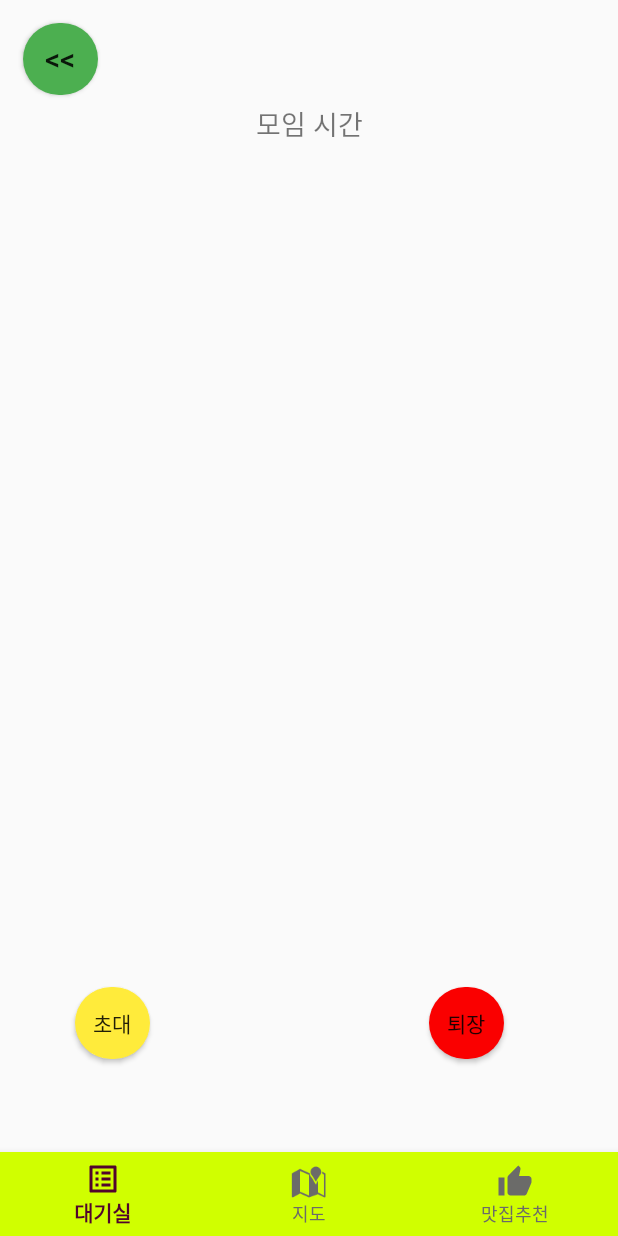
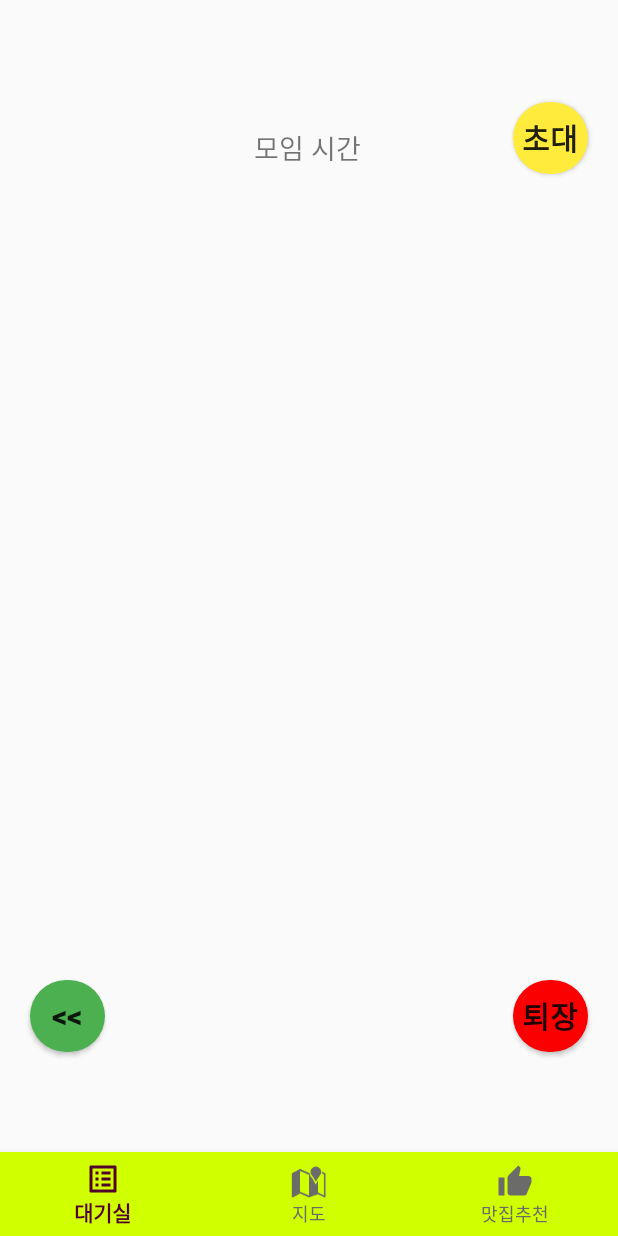
Before and after one commit to gofeel8/MeetingGround, an Android app: the RoomActivity screen opened directly, with no data from a screen before it, on a phone screen of 412 x 824 dp. Run offline under Robolectric (Android 15) with nearby library versions, the phone set to English and light mode, and no system bars; our stand-ins replace Firebase (no records; nobody signed in at launch, a user with empty details on screens opened directly); libraries missing offline, so code that uses them is left out: com.kakao.kakaolink, com.kakao.network; 2 statements that could not run were skipped.

```diff
--- a/AndroidStudioProjects/MeetingRound/app/src/main/res/layout/activity_room.xml
+++ b/AndroidStudioProjects/MeetingRound/app/src/main/res/layout/activity_room.xml
@@ -34,36 +34,36 @@
         android:id="@+id/btnSend"
         android:layout_width="50dp"
         android:layout_height="wrap_content"
+        android:layout_marginTop="68dp"
+        android:layout_marginEnd="20dp"
         android:background="@drawable/custom_button"
         android:backgroundTint="#FFEB3B"
         android:text="초대"
-        app:layout_constraintBottom_toTopOf="@+id/bottom_navigation"
+        android:textSize="20sp"
+        android:textStyle="bold"
         app:layout_constraintEnd_toEndOf="parent"
-        app:layout_constraintHorizontal_bias="0.139"
-        app:layout_constraintStart_toStartOf="parent"
-        app:layout_constraintTop_toBottomOf="@+id/lvUsers"
-        app:layout_constraintVertical_bias="0.545" />
+        app:layout_constraintTop_toTopOf="parent" />
 
     <Button
         android:id="@+id/btnExit"
         android:layout_width="50dp"
         android:layout_height="wrap_content"
+        android:layout_marginEnd="20dp"
         android:background="@drawable/custom_button"
         android:backgroundTint="#FA0000"
         android:text="퇴장"
+        android:textSize="20sp"
+        android:textStyle="bold"
         app:layout_constraintBottom_toTopOf="@+id/bottom_navigation"
         app:layout_constraintEnd_toEndOf="parent"
-        app:layout_constraintHorizontal_bias="0.711"
-        app:layout_constraintStart_toEndOf="@+id/btnSend"
-        app:layout_constraintTop_toBottomOf="@+id/lvUsers"
-        app:layout_constraintVertical_bias="0.545" />
+        app:layout_constraintTop_toBottomOf="@+id/lvUsers" />
 
     <ListView
         android:id="@+id/lvUsers"
         android:layout_width="0dp"
-        android:layout_height="350dp"
+        android:layout_height="370dp"
         android:layout_marginStart="30dp"
-        android:layout_marginTop="10dp"
+        android:layout_marginTop="20dp"
         android:layout_marginEnd="30dp"
         android:layout_marginBottom="100dp"
         app:layout_constraintBottom_toTopOf="@+id/bottom_navigation"
@@ -71,18 +71,18 @@
         app:layout_constraintHorizontal_bias="0.0"
         app:layout_constraintStart_toStartOf="parent"
         app:layout_constraintTop_toBottomOf="@+id/tvRoomTime"
-        app:layout_constraintVertical_bias="0.603" />
+        app:layout_constraintVertical_bias="0.51" />
 
     <TextView
         android:id="@+id/tvRoomName"
         android:layout_width="wrap_content"
         android:layout_height="wrap_content"
-        android:layout_marginTop="16dp"
+        android:layout_marginTop="28dp"
         android:text="모임 제목"
         android:textSize="24sp"
         android:textStyle="bold"
         app:layout_constraintEnd_toEndOf="parent"
-        app:layout_constraintHorizontal_bias="0.501"
+        app:layout_constraintHorizontal_bias="0.498"
         app:layout_constraintStart_toStartOf="parent"
         app:layout_constraintTop_toTopOf="parent" />
 
@@ -90,11 +90,11 @@
         android:id="@+id/tvRoomTime"
         android:layout_width="wrap_content"
         android:layout_height="wrap_content"
-        android:layout_marginTop="20dp"
+        android:layout_marginTop="24dp"
         android:text="모임 시간"
         android:textSize="18sp"
         app:layout_constraintEnd_toEndOf="parent"
-        app:layout_constraintHorizontal_bias="0.501"
+        app:layout_constraintHorizontal_bias="0.498"
         app:layout_constraintStart_toStartOf="parent"
         app:layout_constraintTop_toBottomOf="@+id/tvRoomName" />
 
@@ -116,13 +116,14 @@
         android:id="@+id/btnBack"
         android:layout_width="50dp"
         android:layout_height="wrap_content"
-        android:layout_marginStart="15dp"
-        android:layout_marginTop="15dp"
+        android:layout_marginStart="20dp"
         android:background="@drawable/custom_button"
         android:backgroundTint="#4CAF50"
         android:text="&lt;&lt;"
         android:textSize="20sp"
+        android:textStyle="bold"
+        app:layout_constraintBottom_toTopOf="@+id/bottom_navigation"
         app:layout_constraintStart_toStartOf="parent"
-        app:layout_constraintTop_toTopOf="parent" />
+        app:layout_constraintTop_toBottomOf="@+id/lvUsers" />
 
 </androidx.constraintlayout.widget.ConstraintLayout>
--- a/AndroidStudioProjects/MeetingRound/app/src/main/res/layout/list_room.xml
+++ b/AndroidStudioProjects/MeetingRound/app/src/main/res/layout/list_room.xml
@@ -1,18 +1,18 @@
 <?xml version="1.0" encoding="utf-8"?>
 <LinearLayout xmlns:android="http://schemas.android.com/apk/res/android"
     xmlns:app="http://schemas.android.com/apk/res-auto"
+    android:id="@+id/roomLayout"
     android:layout_width="match_parent"
     android:layout_height="match_parent"
     android:layout_margin="10dp"
-    android:background="@drawable/share_round_list"
     android:orientation="horizontal"
     app:layout_constraintCircleRadius="30dp">
 
     <LinearLayout
+        android:id="@+id/dateLayout"
         android:layout_width="0dp"
         android:layout_height="90dp"
         android:layout_weight="2"
-        android:background="@drawable/share_round_item"
         android:orientation="vertical">
 
         <TextView
```
Also changed, not shown: AndroidStudioProjects/MeetingRound/app/src/main/java/com/mgmg/meetinground/RoomAdapter.java (+17 -0 lines), AndroidStudioProjects/MeetingRound/app/src/main/res/drawable/share_round_list_gray.xml (added, +12 -0 lines).
